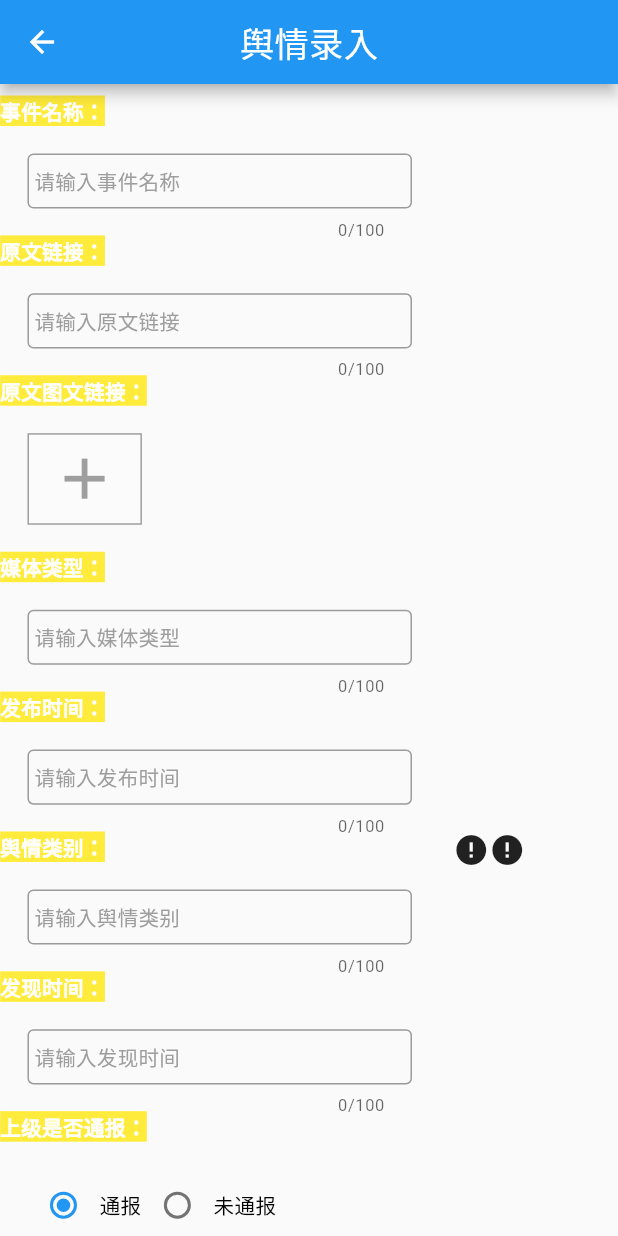
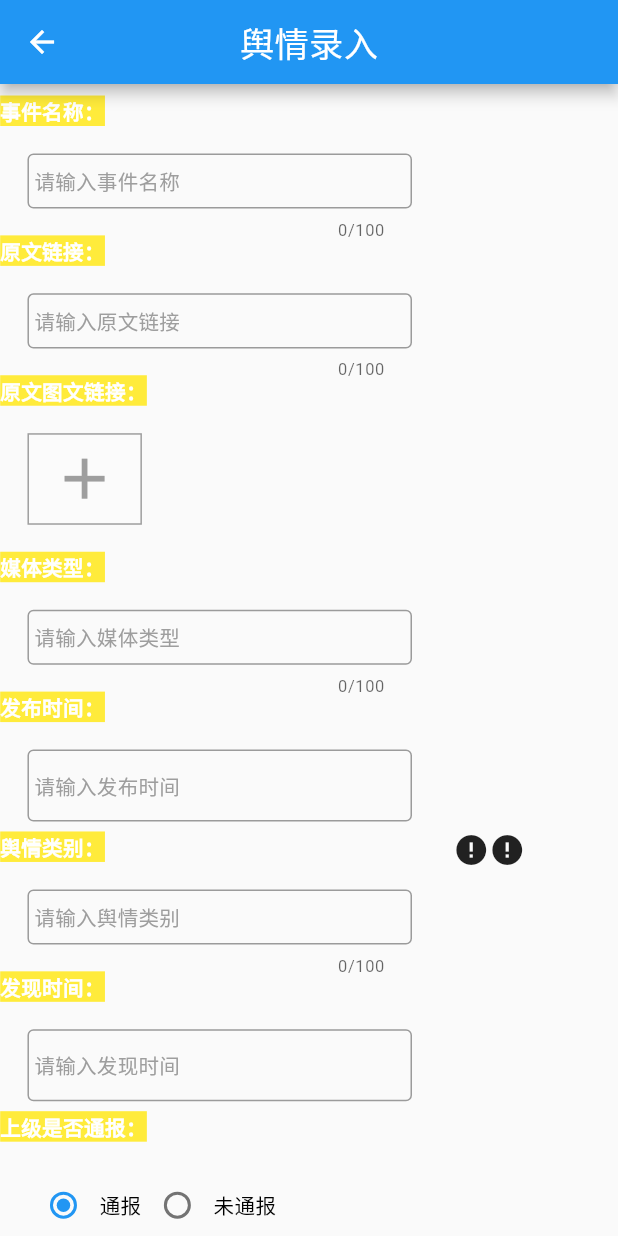
Before and after one commit to xinyongheng/public_opinion_manage_web, a Flutter app: the screen it shows after launch, after a tap on "登录", on a phone screen of 412 x 824 dp. Run offline on Flutter 3.47's test engine with Material 2 defaults, Android fonts, the phone set to English and light mode, and no system bars; drawn by our look-alikes of cached_network_image, date_time_picker; our stand-ins replace date_format, file_picker, flutter_screenutil, fluttertoast; missing offline and left inert: video_thumbnail_imageview; network calls fail.

Commit message:
添加日期选择

```diff
--- a/lib/config/config.dart
+++ b/lib/config/config.dart
@@ -27,11 +27,24 @@ class Config {
     );
   }
 
-  static TextStyle loadFirstTextStyle() {
+  static TextStyle loadFirstTextStyle({Color? backgroundColor}) {
     return TextStyle(
       fontSize: 15.sp,
       fontWeight: FontWeight.bold,
-      backgroundColor: Colors.yellow,
+      backgroundColor: backgroundColor,
+    );
+  }
+
+  static ButtonStyle loadPerformButtonStyle() {
+    return TextButton.styleFrom(
+      primary: Colors.white,
+      backgroundColor: Colors.blue,
+      padding: EdgeInsets.only(
+        left: 60.sp,
+        top: 15.sp,
+        right: 60.sp,
+        bottom: 15.sp,
+      ),
     );
   }
 
--- a/lib/main.dart
+++ b/lib/main.dart
@@ -1,7 +1,7 @@
 import 'package:flutter/material.dart';
+import 'package:flutter_localizations/flutter_localizations.dart';
 import 'package:flutter_screenutil/flutter_screenutil.dart';
 import 'package:public_opinion_manage_web/config/config.dart';
-import 'package:public_opinion_manage_web/page/add_public_opinion.dart';
 import 'package:public_opinion_manage_web/page/login.dart';
 
 void main() {
@@ -17,7 +17,13 @@ class MyApp extends StatelessWidget {
     return ScreenUtilInit(
       builder: (context, child) {
         return MaterialApp(
-          title: 'Flutter Demo',
+          localizationsDelegates: GlobalMaterialLocalizations.delegates,
+          supportedLocales: const [
+            Locale('zh', 'CH'),
+            Locale('en', 'US'),
+          ],
+          locale: const Locale('zh', 'CH'),
+          title: '舆情台账',
           debugShowCheckedModeBanner: false,
           theme: ThemeData(
             primarySwatch: Colors.blue,
@@ -48,7 +54,7 @@ class _MyHomePageState extends State<MyHomePage> {
   Widget build(BuildContext context) {
     return Scaffold(
       appBar: Config.loadAppbar(widget.title),
-      body: const Login(),
+      body: const LoginView(),
     );
   }
 }
--- a/lib/page/add_public_opinion.dart
+++ b/lib/page/add_public_opinion.dart
@@ -1,4 +1,5 @@
 import 'package:cached_network_image/cached_network_image.dart';
+import 'package:date_time_picker/date_time_picker.dart';
 import 'package:flutter/material.dart';
 import 'package:flutter_screenutil/flutter_screenutil.dart';
 import 'package:public_opinion_manage_web/config/config.dart';
@@ -24,10 +25,6 @@ class _AddPublicOpinionState extends State<AddPublicOpinion> {
   @override
   void initState() {
     super.initState();
-    _controllerMap['link'] = TextEditingController();
-    _controllerMap['title'] = TextEditingController();
-    _controllerMap['create_time'] = TextEditingController();
-    _controllerMap['find_time'] = TextEditingController();
   }
 
   @override
@@ -69,11 +66,20 @@ class _AddPublicOpinionState extends State<AddPublicOpinion> {
               CircularProgressIndicator(value: downloadProgress.progress),
           errorWidget: (context, url, error) => const Icon(Icons.error),
         ),
-        TextButton(
+        SizedBox(
+          width: 300.w,
+          height: 50.h,
+          child: Center(
+            widthFactor: 150.w,
+            child: TextButton(
               onPressed: () {
                 Config.toast('点击提交');
               },
-            child: const Text('提交')),
+              style: Config.loadPerformButtonStyle(),
+              child: const Text('提交'),
+            ),
+          ),
+        ),
       ],
     );
     // return ;
@@ -177,10 +183,14 @@ class _AddPublicOpinionState extends State<AddPublicOpinion> {
   }
 
   /// 标题
-  Widget firstTitle(title) => Text(title, style: Config.loadFirstTextStyle());
+  Widget firstTitle(title) => Text(title,
+      style: Config.loadFirstTextStyle(backgroundColor: Colors.yellow));
 
   /// 输入
-  Widget editText(explain, key, {double? width}) {
+  Widget editText(String explain, key, {double? width}) {
+    if (!_controllerMap.containsKey(key)) {
+      _controllerMap[key] = TextEditingController();
+    }
     return Padding(
       padding: EdgeInsets.only(right: 30.sp),
       child: SizedBox(
@@ -188,7 +198,41 @@ class _AddPublicOpinionState extends State<AddPublicOpinion> {
         height: 80.sp,
         child: Padding(
           padding: EdgeInsets.only(top: 20.sp, left: 20.sp),
-          child: TextField(
+          child: explain.contains('时间')
+              ? dateInputView(key, explain)
+              : textInputView(key, explain),
+        ),
+      ),
+    );
+  }
+
+  Widget dateInputView(key, explain) {
+    return DateTimePicker(
+      controller: _controllerMap[key],
+      type: DateTimePickerType.dateTime,
+      dateMask: 'yyyy-MM-dd HH:mm',
+      firstDate: DateTime(2000),
+      lastDate: DateTime.now(),
+      textInputAction: TextInputAction.next,
+      style: Config.loadDefaultTextStyle(color: Colors.black),
+      decoration: InputDecoration(
+        // label: const Icon(Icons.people),
+        // labelText: '请输入$explain',
+        border: const OutlineInputBorder(gapPadding: 0),
+        contentPadding: EdgeInsets.only(
+          left: 5.sp,
+          right: 20.sp,
+        ),
+        // helperText: '手机号',
+        hintText: "请输入$explain",
+        hintStyle: Config.loadDefaultTextStyle(color: Colors.grey),
+        // errorText: '错误',
+      ),
+    );
+  }
+
+  TextField textInputView(key, explain) {
+    return TextField(
       controller: _controllerMap[key],
       maxLength: 100,
       maxLines: 1,
@@ -208,9 +252,6 @@ class _AddPublicOpinionState extends State<AddPublicOpinion> {
         hintStyle: Config.loadDefaultTextStyle(color: Colors.grey),
         // errorText: '错误',
       ),
-          ),
-        ),
-      ),
     );
   }
 }
--- a/lib/page/login.dart
+++ b/lib/page/login.dart
@@ -1,20 +1,16 @@
 import 'package:flutter/material.dart';
 import 'package:flutter_screenutil/flutter_screenutil.dart';
-import 'package:image_picker/image_picker.dart';
-import 'package:image_picker_web/image_picker_web.dart';
 import 'package:public_opinion_manage_web/config/config.dart';
 import 'package:public_opinion_manage_web/page/add_public_opinion.dart';
-import 'package:public_opinion_manage_web/page/info_public_opinion.dart';
-import 'package:video_thumbnail_imageview/video_thumbnail_imageview.dart';
 
-class Login extends StatefulWidget {
-  const Login({Key? key}) : super(key: key);
+class LoginView extends StatefulWidget {
+  const LoginView({Key? key}) : super(key: key);
 
   @override
-  State<Login> createState() => _LoginState();
+  State<LoginView> createState() => _LoginViewState();
 }
 
-class _LoginState extends State<Login> {
+class _LoginViewState extends State<LoginView> {
   late TextEditingController _controller1;
   late TextEditingController _controller2;
 
@@ -49,6 +45,16 @@ class _LoginState extends State<Login> {
           ..._images,
           TextButton(
             onPressed: () async {
+              /* showDatePicker(
+                context: context,
+                firstDate: DateTime(2000),
+                lastDate: DateTime.now(),
+                initialDate: DateTime.now(),
+                selectableDayPredicate: (datetime) {
+                  print(datetime);
+                  return false;
+                },
+              ); */
               Config.startPage(context, const AddPublicOpinion());
               /*final xFile =
                   await ImagePicker().pickVideo(source: ImageSource.camera);
@@ -64,16 +70,7 @@ class _LoginState extends State<Login> {
                 });
               }*/
             },
-            style: TextButton.styleFrom(
-              primary: Colors.white,
-              backgroundColor: Colors.blue,
-              padding: EdgeInsets.only(
-                left: 60.sp,
-                top: 15.sp,
-                right: 60.sp,
-                bottom: 15.sp,
-              ),
-            ),
+            style: Config.loadPerformButtonStyle(),
             child: const Text('登录'),
           ),
           SizedBox(height: 300.h),
--- a/pubspec.yaml
+++ b/pubspec.yaml
@@ -29,7 +29,8 @@ environment:
 dependencies:
   flutter:
     sdk: flutter
-
+  flutter_localizations:
+    sdk: flutter
 
   # The following adds the Cupertino Icons font to your application.
   # Use with the CupertinoIcons class for iOS style icons.
@@ -44,7 +45,7 @@ dependencies:
   # photo: ^0.4.8
   # photo_manager: ^2.1.2
   # 日历
-  flutter_calendar: ^0.0.9
+  date_time_picker: ^2.1.0
   # 瀑布流
   flutter_staggered_grid_view: ^0.6.1
   # 文件选择器
```
Also changed, not shown: lib/page/calendar_view.dart (added, +51 -0 lines). Lines whose indentation alone changed are shown as unchanged.
